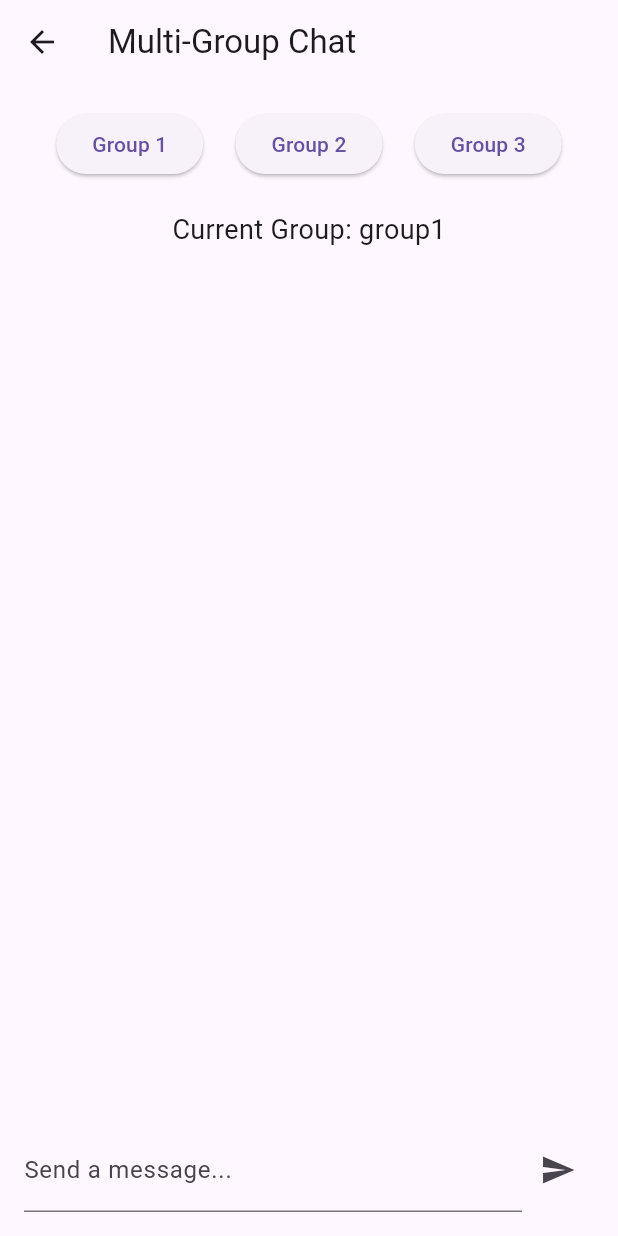
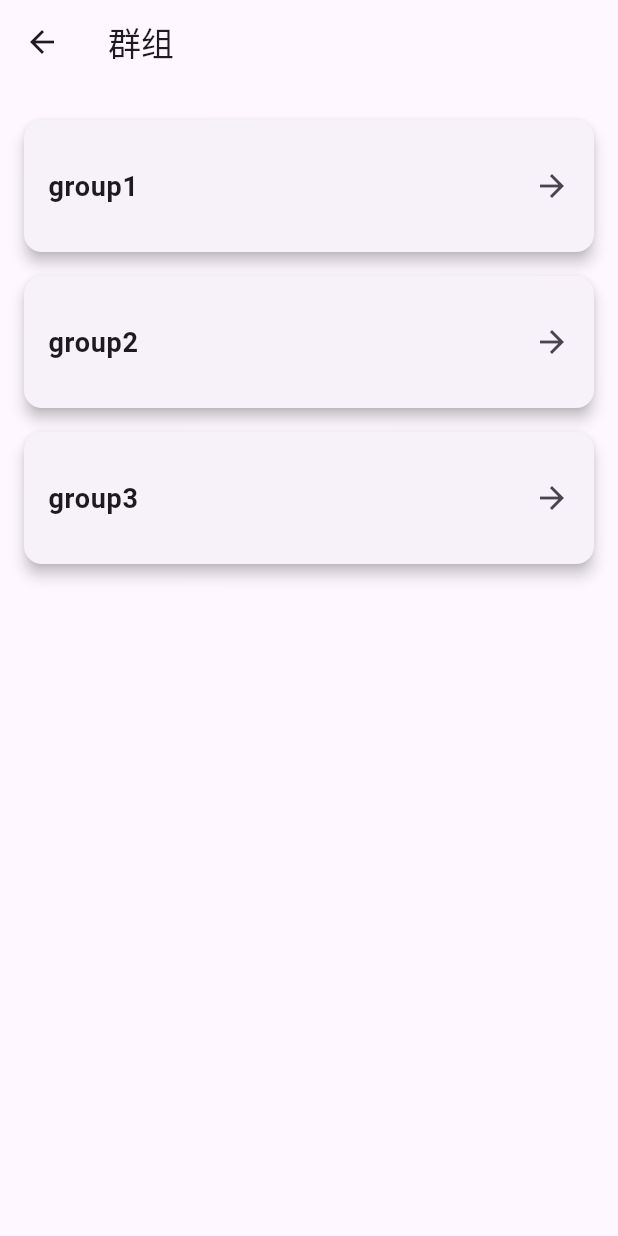
Before and after one commit to huskyui-im/chat-client-flutter, a Flutter app: the MultiGroupChatPage screen opened directly with empty values, on a phone screen of 412 x 824 dp. Run offline on Flutter 3.47's test engine with Material 3 defaults, Android fonts, the phone set to English and light mode, and no system bars; network calls fail.

Commit message:
feat:优化群组展示

```diff
--- a/lib/main.dart
+++ b/lib/main.dart
@@ -1,7 +1,8 @@
+import 'package:chat_client/websocket.dart';
 import 'package:flutter/material.dart';
 import 'package:http/http.dart' as http;
 import 'dart:convert';
-import 'package:web_socket_channel/web_socket_channel.dart';
+
 
 void main() {
   runApp(const MyApp());
@@ -29,7 +30,6 @@ class LoginPage extends StatefulWidget {
 
 class _LoginPageState extends State<LoginPage> {
   final TextEditingController _usernameController = TextEditingController();
-  final TextEditingController _passwordController = TextEditingController();
   bool _isLoading = false;
   String? _token;
 
@@ -56,10 +56,9 @@ class _LoginPageState extends State<LoginPage> {
         MaterialPageRoute(
             builder: (context) => MultiGroupChatPage(token: _token!)),
       );
-    }else{
+    } else {
       _showError("请输入用户信息");
     }
-
   }
 
   // 显示错误信息
@@ -122,7 +121,6 @@ class MultiGroupChatPage extends StatefulWidget {
 }
 
 class _ChatPageState extends State<MultiGroupChatPage> {
-  late WebSocketChannel _channel;
   final TextEditingController _messageController = TextEditingController();
   List<String> _messages = [];
   String _currentGroup = 'group1'; // 默认群组
@@ -135,109 +133,60 @@ class _ChatPageState extends State<MultiGroupChatPage> {
   @override
   void initState() {
     super.initState();
-
-    // 使用获取到的 token 连接 WebSocket
-    _channel = WebSocketChannel.connect(
-      Uri.parse('ws://192.168.3.4:8888/ws?token=${widget.token}'),
-    );
-
-    // 监听 WebSocket 消息
-    _channel.stream.listen((message) {
-      final data = json.decode(message);
-      String group = data['group'];
-      String msg = data['msg'];
-      if (_groupMessages.containsKey(group)) {
-        setState(() {
-          _groupMessages[group]!.add(msg);
-        });
-      }
-    });
+    WebSocketManager().connect('ws://127.0.0.1:8888/ws?token=${widget.token}');
   }
 
   @override
   void dispose() {
-    _channel.sink.close();
     super.dispose();
-  }
-
-  // 发送消息
-  void _sendMessage() {
-    String msg = _messageController.text;
-    if (msg.isNotEmpty) {
-      final data = {
-        'group': _currentGroup,
-        'msg':msg
-      };
-
-      _channel.sink.add(json.encode(data));
-      _messageController.clear();
-    }
   }
 
   // 切换群组
   void _switchGroup(String group) {
+    _toastMsg('选择群组$group');
     setState(() {
       _currentGroup = group;
       _messages = _groupMessages[group]!;
     });
   }
 
+  void _toastMsg(String msg) {
+    ScaffoldMessenger.of(context).showSnackBar(
+        SnackBar(content: Text(msg),
+          duration: Duration(seconds: 2),));
+  }
+
   @override
   Widget build(BuildContext context) {
     return Scaffold(
       appBar: AppBar(
-        title: Text('Multi-Group Chat'),
+        title: Text("群组"),
       ),
       body: Padding(
         padding: const EdgeInsets.all(16.0),
         child: Column(
           children: [
             // 群组切换按钮
-            Row(
-              mainAxisAlignment: MainAxisAlignment.spaceEvenly,
-              children: [
-                ElevatedButton(
-                  onPressed: () => _switchGroup('group1'),
-                  child: Text('Group 1'),
-                ),
-                ElevatedButton(
-                  onPressed: () => _switchGroup('group2'),
-                  child: Text('Group 2'),
-                ),
-                ElevatedButton(
-                  onPressed: () => _switchGroup('group3'),
-                  child: Text('Group 3'),
-                ),
-              ],
-            ),
-            SizedBox(height: 20),
-            Text('Current Group: $_currentGroup', style: TextStyle(fontSize: 18)),
-            SizedBox(height: 10),
             Expanded(
-              child: ListView.builder(
-                itemCount: _messages.length,
-                itemBuilder: (context, index) {
-                  return ListTile(
-                    title: Text(_messages[index]),
-                  );
-                },
-              ),
-            ),
-            Row(
-              children: [
-                Expanded(
-                  child: TextField(
-                    controller: _messageController,
-                    decoration: InputDecoration(
-                      labelText: 'Send a message...',
-                    ),
-                  ),
-                ),
-                IconButton(
-                  icon: Icon(Icons.send),
-                  onPressed: _sendMessage,
-                ),
-              ],
+                child: ListView.builder(
+                  itemCount: _groupMessages.length,
+                  itemBuilder: (context, index) {
+                    String group = _groupMessages.keys.elementAt(index);
+                    return Card(
+                      elevation: 4,
+                      margin: EdgeInsets.symmetric(vertical: 8),
+                      child: ListTile(
+                        contentPadding: EdgeInsets.all(16),
+                        title: Text(
+                          group,
+                          style: TextStyle(fontSize: 18, fontWeight: FontWeight.bold),
+                        ),
+                        trailing: Icon(Icons.arrow_forward),
+                        onTap: () => _switchGroup(group),
+                      ),
+                    );
+                  },
+                )
             ),
           ],
         ),
--- /dev/null
+++ b/lib/websocket.dart
@@ -0,0 +1,43 @@
+import 'dart:async';
+import 'dart:convert';
+
+import 'package:web_socket_channel/web_socket_channel.dart';
+
+class WebSocketManager {
+  static final WebSocketManager _instance = WebSocketManager._internal();
+  late WebSocketChannel channel;
+  final StreamController<String> _messageController = StreamController<String>.broadcast();
+
+  factory WebSocketManager(){
+    return _instance;
+  }
+
+  WebSocketManager._internal();
+
+  void connect(String url){
+    channel = WebSocketChannel.connect(Uri.parse(url));
+    channel.stream.listen((data) {
+      _messageController.add(data);
+    });
+  }
+
+
+  void sendMessage(String group,String message){
+    final msg = {
+      "group":group,
+      "message":message
+    };
+    channel.sink.add(jsonEncode(msg));
+  }
+
+  Stream<String> get messageStream => _messageController.stream;
+
+  void dispose(){
+    channel.sink.close();
+    _messageController.close();
+  }
+
+
+
+
+}
```
